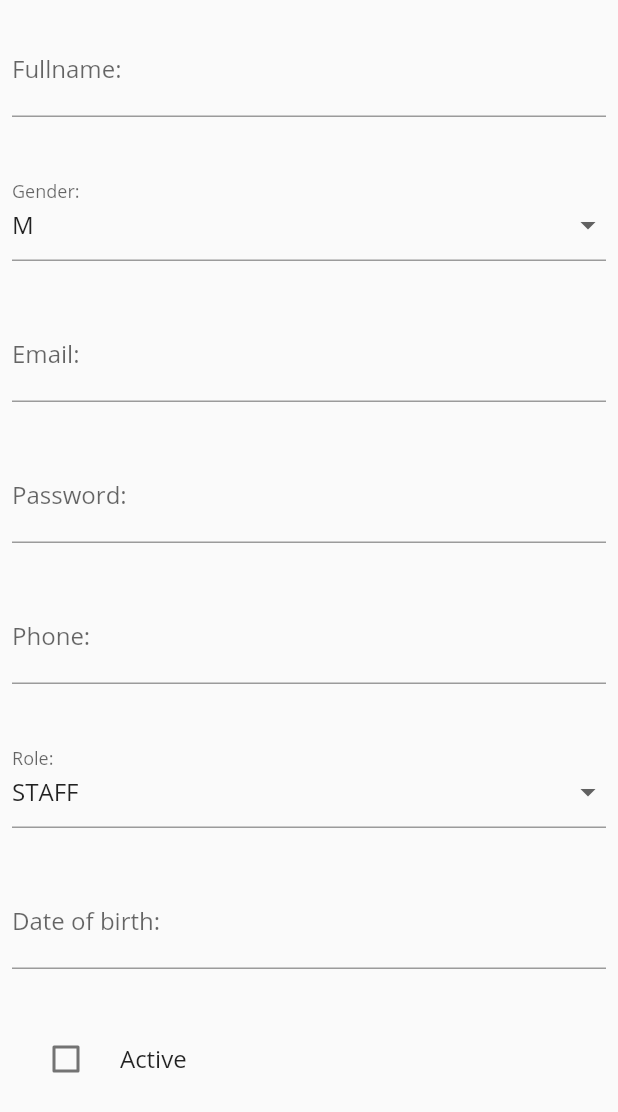
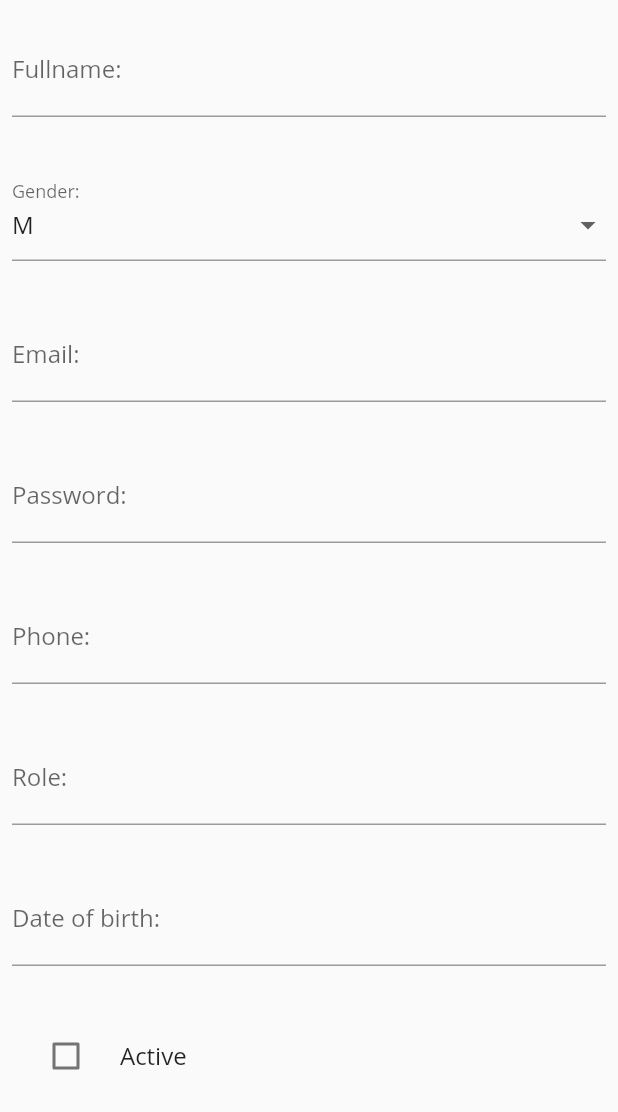
Before and after one commit to kken0507/PRM-2021-FE, a Flutter app: the CreateForm widget shown alone on an empty page, opened directly, on a phone screen of 412 x 824 dp. Shown: the top 1112 px of the screen. Run offline on Flutter 3.47's test engine with Material 2 defaults, Android fonts, the phone set to English and light mode, and no system bars; our stand-ins replace awesome_dialog, carousel_slider, flutter_secure_storage, flutter_slidable, flutter_svg, font_awesome_flutter and 2 more; missing offline and left inert: barcode_scan; accounts and stored records are empty; network calls fail.

Commit message:
non-create customer

```diff
--- a/restaurant-order-system/lib/screens/account_management/account_management.dart
+++ b/restaurant-order-system/lib/screens/account_management/account_management.dart
@@ -277,19 +277,19 @@ class ThisCardItem extends StatelessWidget {
                           Text(fullname,
                               style: TextStyle(
                                   color: ThemeColors.header, fontSize: 13)),
-                          Text("Gender: " + gender,
+                          if(role != MY_ROLES.CUSTOMER.toString().split(".").last)Text("Gender: " + gender,
                               style: TextStyle(
                                   color: ThemeColors.header, fontSize: 11)),
                           Text(email,
                               style: TextStyle(
                                   color: ThemeColors.header, fontSize: 11)),
-                          Text(phone,
+                          if(role != MY_ROLES.CUSTOMER.toString().split(".").last) Text(phone,
                               style: TextStyle(
                                   color: ThemeColors.header, fontSize: 11)),
                           Text(role,
                               style: TextStyle(
                                   color: ThemeColors.header, fontSize: 11)),
-                          Text("DOB: " + dob.toString().substring(0, 10),
+                          if(role != MY_ROLES.CUSTOMER.toString().split(".").last) Text("DOB: " + dob.toString().substring(0, 10),
                               style: TextStyle(
                                   color: ThemeColors.header, fontSize: 11)),
                           Text(active ? "Active" : "Deactivated",
--- a/restaurant-order-system/lib/screens/account_management/details/create_form.dart
+++ b/restaurant-order-system/lib/screens/account_management/details/create_form.dart
@@ -50,7 +50,8 @@ class _CreateFormState extends State<CreateForm> {
       setState(() {
         _flag = widget.activeController.text.toLowerCase() == "true";
         _currentSelectedGender = widget.genderController.text;
-        _currentSelectedRole = widget.roleController.text;
+        // _currentSelectedRole = widget.roleController.text;
+        _currentSelectedRole = MY_ROLES.STAFF.toString().split(".").last;
       });
     });
     super.initState();
@@ -223,8 +224,8 @@ class _CreateFormState extends State<CreateForm> {
                   ),
                 ),
               ),
-              if (!(_currentSelectedRole !=
-                  MY_ROLES.MANAGER.toString().split('.').last))
+              // if (!(_currentSelectedRole !=
+              //     MY_ROLES.MANAGER.toString().split('.').last))
                 Padding(
                   padding: EdgeInsets.symmetric(horizontal: 8, vertical: 16),
                   child: TextFormField(
@@ -235,56 +236,55 @@ class _CreateFormState extends State<CreateForm> {
                       return null;
                     },
                     controller: widget.roleController,
-                    readOnly: widget.roleController.text ==
-                        MY_ROLES.MANAGER.toString().split('.').last,
+                    readOnly: true,
                     decoration: InputDecoration(
                       border: UnderlineInputBorder(),
                       labelText: 'Role:',
                     ),
                   ),
                 ),
-              if (_currentSelectedRole !=
-                  MY_ROLES.MANAGER.toString().split('.').last)
-                Padding(
-                  padding: EdgeInsets.symmetric(horizontal: 8, vertical: 16),
-                  child: FormField<String>(
-                    builder: (FormFieldState<String> state) {
-                      return InputDecorator(
-                        decoration: InputDecoration(
-                          // labelStyle: TextStyle(
-                          //     color: Colors.redAccent, fontSize: 20.0),
-                          errorStyle: TextStyle(
-                              color: Colors.redAccent, fontSize: 16.0),
-                          labelText: 'Role:',
-                          hintText: 'Please select...',
-                          // border: OutlineInputBorder(
-                          //     borderRadius: BorderRadius.circular(5.0))
-                          border: UnderlineInputBorder(),
-                        ),
-                        isEmpty: _currentSelectedRole == '',
-                        child: DropdownButtonHideUnderline(
-                          child: DropdownButton<String>(
-                            value: _currentSelectedRole,
-                            isDense: true,
-                            onChanged: (String newValue) {
-                              setState(() {
-                                _currentSelectedRole = newValue;
-                                widget.roleController.text = newValue;
-                                state.didChange(newValue);
-                              });
-                            },
-                            items: _roles.map((String value) {
-                              return DropdownMenuItem<String>(
-                                value: value,
-                                child: Text(value),
-                              );
-                            }).toList(),
-                          ),
-                        ),
-                      );
-                    },
-                  ),
-                ),
+              // if (_currentSelectedRole !=
+              //     MY_ROLES.MANAGER.toString().split('.').last)
+              //   Padding(
+              //     padding: EdgeInsets.symmetric(horizontal: 8, vertical: 16),
+              //     child: FormField<String>(
+              //       builder: (FormFieldState<String> state) {
+              //         return InputDecorator(
+              //           decoration: InputDecoration(
+              //             // labelStyle: TextStyle(
+              //             //     color: Colors.redAccent, fontSize: 20.0),
+              //             errorStyle: TextStyle(
+              //                 color: Colors.redAccent, fontSize: 16.0),
+              //             labelText: 'Role:',
+              //             hintText: 'Please select...',
+              //             // border: OutlineInputBorder(
+              //             //     borderRadius: BorderRadius.circular(5.0))
+              //             border: UnderlineInputBorder(),
+              //           ),
+              //           isEmpty: _currentSelectedRole == '',
+              //           child: DropdownButtonHideUnderline(
+              //             child: DropdownButton<String>(
+              //               value: _currentSelectedRole,
+              //               isDense: true,
+              //               onChanged: (String newValue) {
+              //                 setState(() {
+              //                   _currentSelectedRole = newValue;
+              //                   widget.roleController.text = newValue;
+              //                   state.didChange(newValue);
+              //                 });
+              //               },
+              //               items: _roles.map((String value) {
+              //                 return DropdownMenuItem<String>(
+              //                   value: value,
+              //                   child: Text(value),
+              //                 );
+              //               }).toList(),
+              //             ),
+              //           ),
+              //         );
+              //       },
+              //     ),
+              //   ),
               Padding(
                 padding: EdgeInsets.symmetric(horizontal: 8, vertical: 16),
                 child: TextFormField(
```
Also changed, not shown: restaurant-order-system/lib/screens/account_management/details/detail_form.dart (+56 -47 lines).
